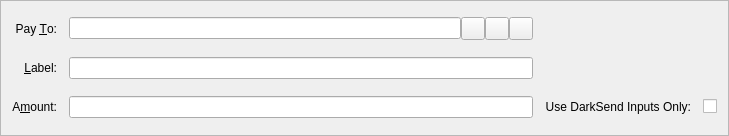
NarubyRiverlione/Spice, file src/qt/forms/sendcoinsentry.ui: the form before one commit.
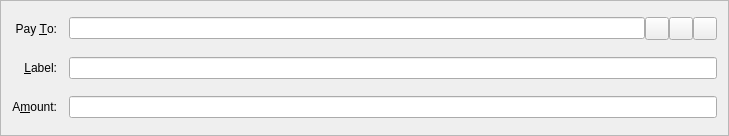
The form after the commit. Icons and pictures are not drawn. Custom widgets are drawn as their Qt base class.

Patch:
```diff
--- a/src/qt/forms/sendcoinsentry.ui
+++ b/src/qt/forms/sendcoinsentry.ui
@@ -52,19 +52,6 @@
    <item row="5" column="1">
     <widget class="BitcoinAmountField" name="payAmount"/>
    </item>
-   <item row="5" column="2">
-    <widget class="QLabel" name="label_2">
-     <property name="text">
-      <string>Use DarkSend Inputs Only:</string>
-     </property>
-     <property name="alignment">
-      <set>Qt::AlignRight|Qt::AlignTrailing|Qt::AlignVCenter</set>
-     </property>
-    </widget>
-   </item>
-   <item row="5" column="3">
-    <widget class="QCheckBox" name="isDarkSend"/>
-   </item>
    <item row="4" column="0">
     <widget class="QLabel" name="label_4">
      <property name="text">
```
Left out of the diff: 26 changed lines with no effect on the pictures.
